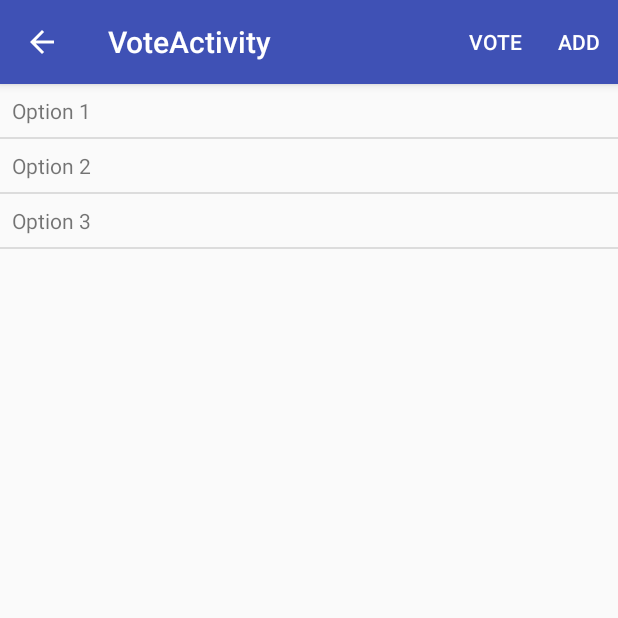
After one commit to andrew-welsh626/HackOHIO2018, an Android app: the VoteActivity screen opened directly, with no data from a screen before it, on a phone screen of 412 x 824 dp, the top half of it. The commit adds this screen. Run offline under Robolectric (Android 15) with nearby library versions, the phone set to English and light mode, and no system bars.

Commit message:
Added Voting Activity

```diff
--- a/app/build.gradle
+++ b/app/build.gradle
@@ -17,6 +17,7 @@ android {
             proguardFiles getDefaultProguardFile('proguard-android.txt'), 'proguard-rules.pro'
         }
     }
+    buildToolsVersion '28.0.2'
 }
 
 dependencies {
--- a/app/src/main/AndroidManifest.xml
+++ b/app/src/main/AndroidManifest.xml
@@ -16,13 +16,11 @@
                 <category android:name="android.intent.category.LAUNCHER" />
             </intent-filter>
         </activity>
-        <activity android:name=".MainVotePage" />
+        <activity android:name=".AddActivity" />
         <activity
-            android:name=".AddActivity"
-            android:parentActivityName=".MainVotePage">
-            <meta-data
-                android:name="android.support.PARENT_ACTIVITY"
-                android:value=".MainVotePage"/>
+            android:name=".VoteActivity"
+            android:label="@string/title_activity_vote"
+            android:parentActivityName=".MainActivity">
         </activity>
     </application>
 
--- a/app/src/main/java/vote/hackohio/com/ezfunvoting/MainVotePage.java
+++ /dev/null
@@ -1,13 +0,0 @@
-package vote.hackohio.com.ezfunvoting;
-
-import android.support.v7.app.AppCompatActivity;
-import android.os.Bundle;
-
-public class MainVotePage extends AppCompatActivity {
-
-    @Override
-    protected void onCreate(Bundle savedInstanceState) {
-        super.onCreate(savedInstanceState);
-        setContentView(R.layout.activity_main_vote_page);
-    }
-}
--- /dev/null
+++ b/app/src/main/java/vote/hackohio/com/ezfunvoting/OptionModel.java
@@ -0,0 +1,14 @@
+package vote.hackohio.com.ezfunvoting;
+
+import java.util.List;
+
+public class OptionModel {
+
+    public String name;
+    public List<Integer> rankings;
+
+    public OptionModel(String name) {
+        this.name = name;
+    }
+
+}
--- /dev/null
+++ b/app/src/main/java/vote/hackohio/com/ezfunvoting/VoteActivity.java
@@ -0,0 +1,95 @@
+package vote.hackohio.com.ezfunvoting;
+
+import android.os.Bundle;
+import android.support.annotation.NonNull;
+import android.support.v7.app.AppCompatActivity;
+import android.support.v7.widget.DefaultItemAnimator;
+import android.support.v7.widget.DividerItemDecoration;
+import android.support.v7.widget.LinearLayoutManager;
+import android.support.v7.widget.RecyclerView;
+import android.view.LayoutInflater;
+import android.view.Menu;
+import android.view.MenuInflater;
+import android.view.View;
+import android.view.ViewGroup;
+import android.widget.TextView;
+
+import java.util.ArrayList;
+import java.util.List;
+
+public class VoteActivity extends AppCompatActivity {
+
+    RecyclerView votingRecyclerView;
+    OptionsAdapter adapter;
+    List<OptionModel> options = new ArrayList<>();
+
+    @Override
+    protected void onCreate(Bundle savedInstanceState) {
+        super.onCreate(savedInstanceState);
+        setContentView(R.layout.activity_vote);
+
+        votingRecyclerView = findViewById(R.id.rv_vote);
+
+        adapter = new OptionsAdapter(options);
+        RecyclerView.LayoutManager mLayoutManager = new LinearLayoutManager(getApplicationContext());
+        votingRecyclerView.setLayoutManager(mLayoutManager);
+        votingRecyclerView.setItemAnimator(new DefaultItemAnimator());
+        votingRecyclerView.addItemDecoration(new DividerItemDecoration(this, LinearLayoutManager.VERTICAL));
+        votingRecyclerView.setAdapter(adapter);
+
+        options.add(new OptionModel("Option 1"));
+        options.add(new OptionModel("Option 2"));
+        options.add(new OptionModel("Option 3"));
+        adapter.notifyDataSetChanged();
+    }
+
+    @Override
+    public boolean onCreateOptionsMenu(Menu menu) {
+        MenuInflater inflater = getMenuInflater();
+        inflater.inflate(R.menu.menu_voting, menu);
+        return true;
+    }
+
+    public class OptionsAdapter extends RecyclerView.Adapter<OptionsAdapter.OptionViewHolder> {
+
+        private List<OptionModel> optionsList;
+
+        public OptionsAdapter(List<OptionModel> optionsList) {
+            this.optionsList = optionsList;
+        }
+
+        @NonNull
+        @Override
+        public OptionViewHolder onCreateViewHolder(@NonNull ViewGroup parent, int viewType) {
+            View itemView = LayoutInflater.from(parent.getContext())
+                    .inflate(R.layout.item_option, parent, false);
+
+            return new OptionViewHolder(itemView);
+        }
+
+        @Override
+        public void onBindViewHolder(@NonNull OptionViewHolder holder, int position) {
+            OptionModel option = optionsList.get(position);
+            holder.tvOptionName.setText(option.name);
+        }
+
+        @Override
+        public int getItemCount() {
+            return optionsList.size();
+        }
+
+        public class OptionViewHolder extends RecyclerView.ViewHolder {
+
+            public TextView tvOptionName;
+
+            public OptionViewHolder(@NonNull View itemView) {
+                super(itemView);
+                this.tvOptionName = itemView.findViewById(R.id.tv_option_name);
+            }
+
+        }
+
+    }
+
+
+}
--- a/app/src/main/res/layout/activity_main_vote_page.xml
+++ b/app/src/main/res/layout/activity_vote.xml
@@ -4,11 +4,14 @@
     xmlns:tools="http://schemas.android.com/tools"
     android:layout_width="match_parent"
     android:layout_height="match_parent"
-    tools:context=".MainVotePage">
+    tools:context=".VoteActivity">
 
     <android.support.v7.widget.RecyclerView
-        android:layout_width="368dp"
-        android:layout_height="495dp"
-        tools:layout_editor_absoluteX="8dp"
-        tools:layout_editor_absoluteY="8dp" />
+        android:id="@+id/rv_vote"
+        android:layout_width="0dp"
+        android:layout_height="0dp"
+        app:layout_constraintBottom_toBottomOf="parent"
+        app:layout_constraintEnd_toEndOf="parent"
+        app:layout_constraintStart_toStartOf="parent"
+        app:layout_constraintTop_toTopOf="parent" />
 </android.support.constraint.ConstraintLayout>
--- /dev/null
+++ b/app/src/main/res/layout/item_option.xml
@@ -0,0 +1,17 @@
+<?xml version="1.0" encoding="utf-8"?>
+<LinearLayout
+    xmlns:android="http://schemas.android.com/apk/res/android"
+    android:layout_width="match_parent"
+    android:layout_height="wrap_content">
+
+    <TextView
+        android:layout_width="match_parent"
+        android:layout_height="wrap_content"
+        android:id="@+id/tv_option_name"
+        android:text="Default option name"
+        android:layout_marginTop="8dp"
+        android:layout_marginStart="8dp"
+        android:layout_marginEnd="8dp"
+        android:layout_marginBottom="8dp" />
+
+</LinearLayout>
--- /dev/null
+++ b/app/src/main/res/menu/menu_voting.xml
@@ -0,0 +1,11 @@
+<?xml version="1.0" encoding="utf-8"?>
+<menu xmlns:app="http://schemas.android.com/apk/res-auto"
+    xmlns:android="http://schemas.android.com/apk/res/android">
+    <item android:id="@+id/send_votes"
+        android:title="@string/vote"
+        app:showAsAction="always" />
+    <item android:id="@+id/add_option"
+        android:title="@string/add"
+        app:showAsAction="always"
+        />
+</menu>
--- a/app/src/main/res/values/strings.xml
+++ b/app/src/main/res/values/strings.xml
@@ -1,3 +1,6 @@
 <resources>
     <string name="app_name">EZFunVoting</string>
+    <string name="title_activity_vote">VoteActivity</string>
+    <string name="vote">Vote</string>
+    <string name="add">Add</string>
 </resources>
--- a/app/src/main/res/values/styles.xml
+++ b/app/src/main/res/values/styles.xml
@@ -1,7 +1,7 @@
 <resources>
 
     <!-- Base application theme. -->
-    <style name="AppTheme" parent="Theme.AppCompat.Light.DarkActionBar">
+    <style name="AppTheme" parent="Base.Theme.AppCompat.Light.DarkActionBar">
         <!-- Customize your theme here. -->
         <item name="colorPrimary">@color/colorPrimary</item>
         <item name="colorPrimaryDark">@color/colorPrimaryDark</item>
```
Also changed, not shown: app/src/main/java/vote/hackohio/com/ezfunvoting/MainActivity.java (+2 -6 lines).
